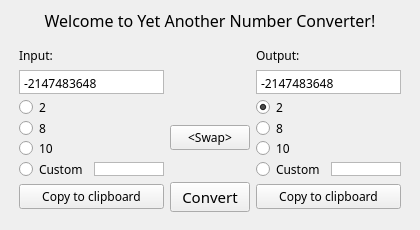
The window that laba1/mainwindow.ui (k3rnel1x/qt_op_labs_bmstu) describes before a commit, drawn with Qt 5.
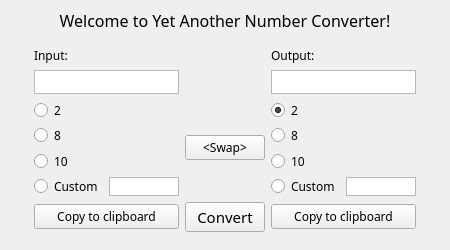
The same window after the commit.

Diff of the .ui file:
```diff
--- a/laba1/mainwindow.ui
+++ b/laba1/mainwindow.ui
@@ -6,14 +6,14 @@
    <rect>
     <x>0</x>
     <y>0</y>
-    <width>420</width>
-    <height>230</height>
+    <width>450</width>
+    <height>250</height>
    </rect>
   </property>
   <property name="minimumSize">
    <size>
-    <width>420</width>
-    <height>230</height>
+    <width>450</width>
+    <height>250</height>
    </size>
   </property>
   <property name="windowTitle">
@@ -111,8 +111,8 @@
 hr { height: 1px; border-width: 0; }
 li.unchecked::marker { content: &quot;\2610&quot;; }
 li.checked::marker { content: &quot;\2612&quot;; }
-&lt;/style&gt;&lt;/head&gt;&lt;body style=&quot; font-family:'Terminus'; font-size:9pt; font-weight:400; font-style:normal;&quot;&gt;
-&lt;p style=&quot; margin-top:0px; margin-bottom:0px; margin-left:0px; margin-right:0px; -qt-block-indent:0; text-indent:0px;&quot;&gt;&lt;span style=&quot; font-family:'Sans Serif';&quot;&gt;-2147483648&lt;/span&gt;&lt;/p&gt;&lt;/body&gt;&lt;/html&gt;</string>
+&lt;/style&gt;&lt;/head&gt;&lt;body style=&quot; font-family:'Terminus'; font-size:10pt; font-weight:400; font-style:normal;&quot;&gt;
+&lt;p style=&quot;-qt-paragraph-type:empty; margin-top:0px; margin-bottom:0px; margin-left:0px; margin-right:0px; -qt-block-indent:0; text-indent:0px;&quot;&gt;&lt;br /&gt;&lt;/p&gt;&lt;/body&gt;&lt;/html&gt;</string>
          </property>
         </widget>
        </item>
@@ -378,8 +378,8 @@
 hr { height: 1px; border-width: 0; }
 li.unchecked::marker { content: &quot;\2610&quot;; }
 li.checked::marker { content: &quot;\2612&quot;; }
-&lt;/style&gt;&lt;/head&gt;&lt;body style=&quot; font-family:'Terminus'; font-size:9pt; font-weight:400; font-style:normal;&quot;&gt;
-&lt;p style=&quot; margin-top:0px; margin-bottom:0px; margin-left:0px; margin-right:0px; -qt-block-indent:0; text-indent:0px;&quot;&gt;&lt;span style=&quot; font-family:'Sans Serif';&quot;&gt;-2147483648&lt;/span&gt;&lt;/p&gt;&lt;/body&gt;&lt;/html&gt;</string>
+&lt;/style&gt;&lt;/head&gt;&lt;body style=&quot; font-family:'Terminus'; font-size:10pt; font-weight:400; font-style:normal;&quot;&gt;
+&lt;p style=&quot;-qt-paragraph-type:empty; margin-top:0px; margin-bottom:0px; margin-left:0px; margin-right:0px; -qt-block-indent:0; text-indent:0px;&quot;&gt;&lt;br /&gt;&lt;/p&gt;&lt;/body&gt;&lt;/html&gt;</string>
          </property>
          <property name="textInteractionFlags">
           <set>Qt::TextInteractionFlag::TextSelectableByKeyboard|Qt::TextInteractionFlag::TextSelectableByMouse</set>
```
